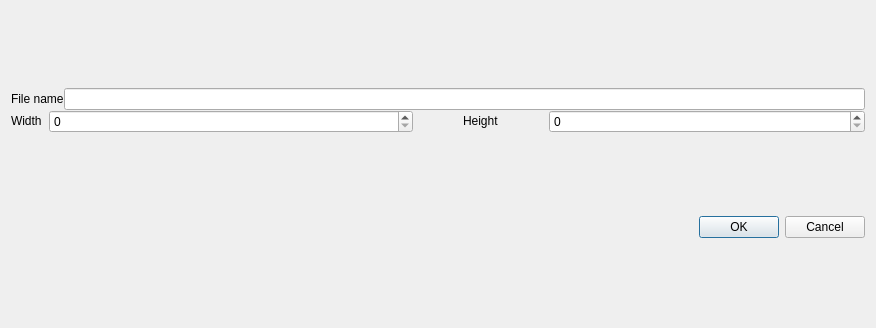
Above: CreateImageDialog.ui from hitsz-ldjam/PixelMix before the change. Below: the same form after it.
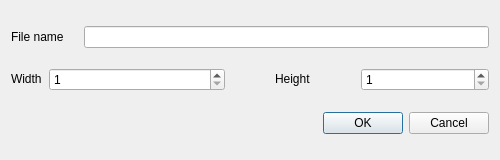
That is the form after the change.

```diff
--- a/CreateImageDialog.ui
+++ b/CreateImageDialog.ui
@@ -6,10 +6,22 @@
    <rect>
     <x>0</x>
     <y>0</y>
-    <width>876</width>
-    <height>328</height>
+    <width>500</width>
+    <height>160</height>
    </rect>
   </property>
+  <property name="sizePolicy">
+   <sizepolicy hsizetype="Maximum" vsizetype="Maximum">
+    <horstretch>0</horstretch>
+    <verstretch>0</verstretch>
+   </sizepolicy>
+  </property>
+  <property name="maximumSize">
+   <size>
+    <width>500</width>
+    <height>160</height>
+   </size>
+  </property>
   <property name="windowTitle">
    <string>Dialog</string>
   </property>
@@ -17,7 +29,10 @@
    <item>
     <layout class="QVBoxLayout" name="verticalLayout">
      <property name="spacing">
-      <number>0</number>
+      <number>20</number>
+     </property>
+     <property name="sizeConstraint">
+      <enum>QLayout::SetDefaultConstraint</enum>
      </property>
      <item>
       <layout class="QHBoxLayout" name="horizontalLayout">
@@ -66,7 +81,14 @@
           </widget>
          </item>
          <item>
-          <widget class="QSpinBox" name="spinBox"/>
+          <widget class="QSpinBox" name="widthBox">
+           <property name="minimum">
+            <number>1</number>
+           </property>
+           <property name="maximum">
+            <number>1024</number>
+           </property>
+          </widget>
          </item>
         </layout>
        </item>
@@ -86,7 +108,14 @@
           </widget>
          </item>
          <item>
-          <widget class="QSpinBox" name="spinBox_2"/>
+          <widget class="QSpinBox" name="heightBox">
+           <property name="minimum">
+            <number>1</number>
+           </property>
+           <property name="maximum">
+            <number>1024</number>
+           </property>
+          </widget>
          </item>
         </layout>
        </item>
```
Left out of the diff: 46 changed lines with no effect on the pictures.
